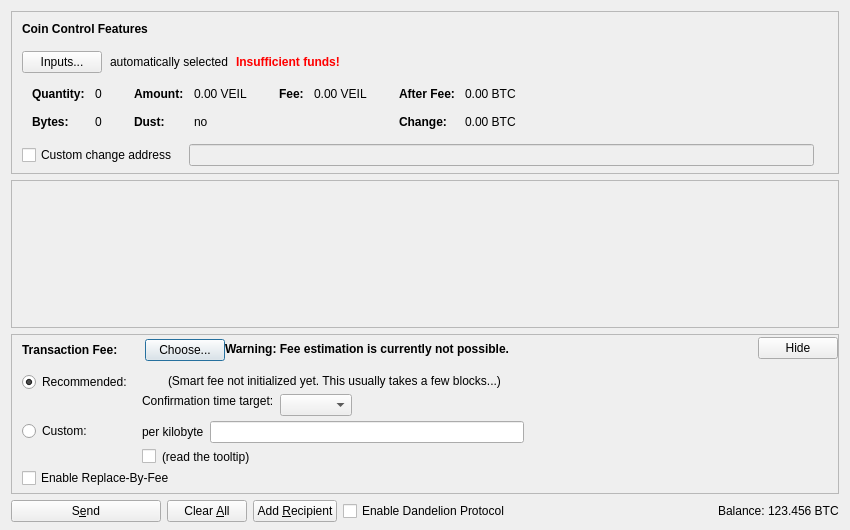
This is src/qt/forms/sendcoinsdialog.ui in Veil-Project/veil as Qt 5 draws it before an edit. The edited form follows.
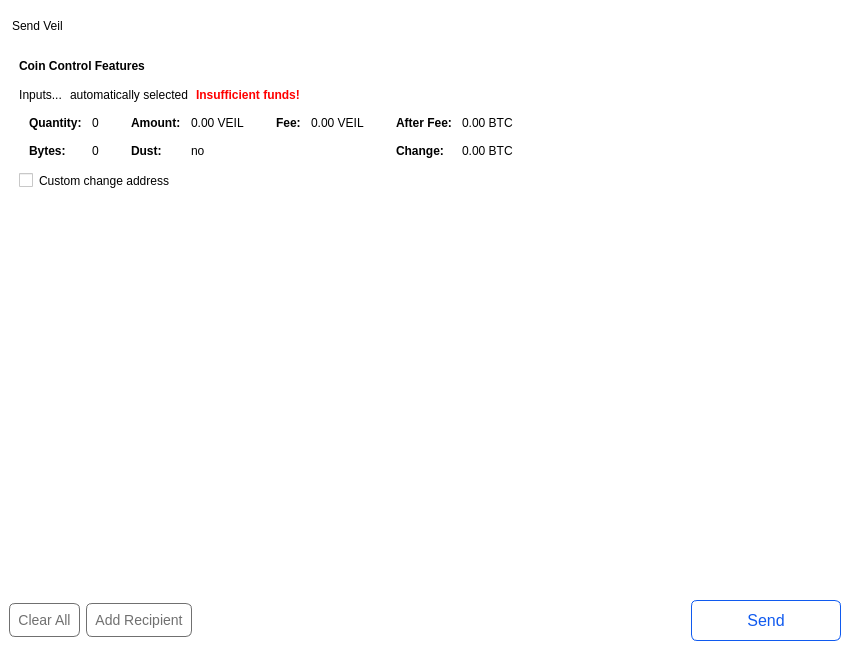
This is the edited form. Icons and pictures are not drawn. Custom widgets are drawn as their Qt base class.

What changed in the file:
```diff
--- a/src/qt/forms/sendcoinsdialog.ui
+++ b/src/qt/forms/sendcoinsdialog.ui
@@ -7,16 +7,74 @@
     <x>0</x>
     <y>0</y>
     <width>850</width>
-    <height>530</height>
+    <height>650</height>
    </rect>
   </property>
   <property name="windowTitle">
    <string>Send Coins</string>
   </property>
-  <layout class="QVBoxLayout" name="verticalLayout" stretch="0,1,0,0">
+  <property name="styleSheet">
+   <string notr="true">border:none;
+padding:0px;
+margin:0px;
+background-color:white;</string>
+  </property>
+  <layout class="QVBoxLayout" name="verticalLayout_3">
+   <property name="spacing">
+    <number>0</number>
+   </property>
+   <property name="leftMargin">
+    <number>0</number>
+   </property>
+   <property name="topMargin">
+    <number>0</number>
+   </property>
+   <property name="rightMargin">
+    <number>0</number>
+   </property>
    <property name="bottomMargin">
-    <number>8</number>
+    <number>0</number>
    </property>
+   <item>
+    <widget class="QFrame" name="frame">
+     <property name="styleSheet">
+      <string notr="true">background-color:white;
+border:none;</string>
+     </property>
+     <property name="frameShape">
+      <enum>QFrame::StyledPanel</enum>
+     </property>
+     <property name="frameShadow">
+      <enum>QFrame::Raised</enum>
+     </property>
+     <layout class="QVBoxLayout" name="verticalLayout" stretch="0,0,1,0">
+      <item>
+       <layout class="QHBoxLayout" name="horizontalLayout_4">
+        <item>
+         <widget class="QLabel" name="title">
+          <property name="styleSheet">
+           <string notr="true">padding:10 0 10 0;</string>
+          </property>
+          <property name="text">
+           <string>Send Veil </string>
+          </property>
+         </widget>
+        </item>
+        <item>
+         <spacer name="horizontalSpacer_3">
+          <property name="orientation">
+           <enum>Qt::Horizontal</enum>
+          </property>
+          <property name="sizeHint" stdset="0">
+           <size>
+            <width>40</width>
+            <height>20</height>
+           </size>
+          </property>
+         </spacer>
+        </item>
+       </layout>
+      </item>
    <item>
     <widget class="QFrame" name="frameCoinControl">
      <property name="sizePolicy">
@@ -579,6 +637,11 @@
    </item>
    <item>
     <widget class="QScrollArea" name="scrollArea">
+        <property name="styleSheet">
+         <string notr="true">border:none;
+padding:0px;
+margin:0px;</string>
+        </property>
      <property name="widgetResizable">
       <bool>true</bool>
      </property>
@@ -587,11 +650,11 @@
        <rect>
         <x>0</x>
         <y>0</y>
-        <width>830</width>
-        <height>68</height>
-       </rect>
-      </property>
-      <layout class="QVBoxLayout" name="verticalLayout_2" stretch="0,1">
+           <width>832</width>
+           <height>351</height>
+          </rect>
+         </property>
+         <layout class="QVBoxLayout" name="verticalLayout_2" stretch="0,0">
        <property name="leftMargin">
         <number>0</number>
        </property>
@@ -628,544 +691,8 @@
      </widget>
     </widget>
    </item>
-   <item>
-    <widget class="QFrame" name="frameFee">
-     <property name="sizePolicy">
-      <sizepolicy hsizetype="Expanding" vsizetype="Expanding">
-       <horstretch>0</horstretch>
-       <verstretch>0</verstretch>
-      </sizepolicy>
-     </property>
-     <property name="maximumSize">
-      <size>
-       <width>16777215</width>
-       <height>16777215</height>
-      </size>
-     </property>
-     <property name="frameShape">
-      <enum>QFrame::StyledPanel</enum>
-     </property>
-     <property name="frameShadow">
-      <enum>QFrame::Sunken</enum>
-     </property>
-     <layout class="QVBoxLayout" name="verticalLayoutFee1">
-      <property name="spacing">
-       <number>0</number>
-      </property>
-      <property name="leftMargin">
-       <number>0</number>
-      </property>
-      <property name="topMargin">
-       <number>0</number>
-      </property>
-      <property name="rightMargin">
-       <number>0</number>
-      </property>
-      <property name="bottomMargin">
-       <number>0</number>
-      </property>
-      <item>
-       <layout class="QVBoxLayout" name="verticalLayoutFee2" stretch="0,0,0">
-        <property name="spacing">
-         <number>0</number>
-        </property>
-        <property name="leftMargin">
-         <number>10</number>
-        </property>
-        <property name="topMargin">
-         <number>0</number>
-        </property>
-        <item>
-         <layout class="QHBoxLayout" name="horizontalLayoutFee1">
-          <property name="bottomMargin">
-           <number>0</number>
-          </property>
-          <item>
-           <layout class="QVBoxLayout" name="verticalLayoutFee7">
-            <property name="spacing">
-             <number>0</number>
-            </property>
-            <item>
-             <spacer name="verticalSpacerSmartFee">
-              <property name="orientation">
-               <enum>Qt::Vertical</enum>
-              </property>
-              <property name="sizeType">
-               <enum>QSizePolicy::Fixed</enum>
-              </property>
-              <property name="sizeHint" stdset="0">
-               <size>
-                <width>1</width>
-                <height>4</height>
-               </size>
-              </property>
-             </spacer>
-            </item>
-            <item>
-             <layout class="QHBoxLayout" name="horizontalLayoutSmartFee">
-              <property name="spacing">
-               <number>10</number>
-              </property>
-              <item>
-               <widget class="QLabel" name="labelFeeHeadline">
-                <property name="sizePolicy">
-                 <sizepolicy hsizetype="Preferred" vsizetype="Maximum">
-                  <horstretch>0</horstretch>
-                  <verstretch>0</verstretch>
-                 </sizepolicy>
-                </property>
-                <property name="font">
-                 <font>
-                  <weight>75</weight>
-                  <bold>true</bold>
-                 </font>
-                </property>
-                <property name="styleSheet">
-                 <string notr="true">font-weight:bold;</string>
-                </property>
-                <property name="text">
-                 <string>Transaction Fee:</string>
-                </property>
-               </widget>
-              </item>
-              <item>
-               <widget class="QLabel" name="labelFeeMinimized">
-                <property name="text">
-                 <string/>
-                </property>
-               </widget>
-              </item>
-              <item>
-               <widget class="QPushButton" name="buttonChooseFee">
-                <property name="text">
-                 <string>Choose...</string>
-                </property>
-               </widget>
-              </item>
-             </layout>
-            </item>
-            <item>
-             <spacer name="verticalSpacer_5">
-              <property name="orientation">
-               <enum>Qt::Vertical</enum>
-              </property>
-              <property name="sizeHint" stdset="0">
-               <size>
-                <width>1</width>
-                <height>1</height>
-               </size>
-              </property>
-             </spacer>
-            </item>
-           </layout>
-          </item>
-          <item>
-           <widget class="QLabel" name="fallbackFeeWarningLabel">
-            <property name="font">
-             <font>
-              <weight>75</weight>
-              <bold>true</bold>
-             </font>
-            </property>
-            <property name="toolTip">
-             <string>Using the fallbackfee can result in sending a transaction that will take several hours or days (or never) to confirm. Consider choosing your fee manually or wait until you have validated the complete chain.</string>
-            </property>
-            <property name="text">
-             <string>Warning: Fee estimation is currently not possible.</string>
-            </property>
-            <property name="wordWrap">
-             <bool>false</bool>
-            </property>
-           </widget>
-          </item>
-          <item>
-           <spacer name="horizontalSpacer_4">
-            <property name="orientation">
-             <enum>Qt::Horizontal</enum>
-            </property>
-            <property name="sizeType">
-             <enum>QSizePolicy::MinimumExpanding</enum>
-            </property>
-            <property name="sizeHint" stdset="0">
-             <size>
-              <width>40</width>
-              <height>20</height>
-             </size>
-            </property>
-           </spacer>
-          </item>
-          <item>
-           <widget class="QPushButton" name="buttonMinimizeFee">
-            <property name="toolTip">
-             <string>collapse fee-settings</string>
-            </property>
-            <property name="text">
-             <string>Hide</string>
-            </property>
-           </widget>
-          </item>
-         </layout>
-        </item>
-        <item>
-         <widget class="QFrame" name="frameFeeSelection">
-          <layout class="QVBoxLayout" name="verticalLayoutFee12">
-           <property name="spacing">
-            <number>0</number>
-           </property>
-           <property name="leftMargin">
-            <number>0</number>
-           </property>
-           <property name="topMargin">
-            <number>0</number>
-           </property>
-           <property name="rightMargin">
-            <number>0</number>
-           </property>
-           <property name="bottomMargin">
-            <number>0</number>
-           </property>
-           <item>
-            <layout class="QGridLayout" name="gridLayoutFee">
-             <property name="topMargin">
-              <number>10</number>
-             </property>
-             <property name="bottomMargin">
-              <number>4</number>
-             </property>
-             <property name="horizontalSpacing">
-              <number>10</number>
-             </property>
-             <property name="verticalSpacing">
-              <number>4</number>
-             </property>
-             <item row="1" column="1">
-              <layout class="QVBoxLayout" name="verticalLayoutFee8">
-               <property name="spacing">
-                <number>6</number>
-               </property>
-               <item>
-                <layout class="QHBoxLayout" name="horizontalLayoutFee13">
-                 <item>
-                  <widget class="QLabel" name="labelCustomPerKilobyte">
-                   <property name="toolTip">
-                    <string>Specify a custom fee per kB (1,000 bytes) of the transaction's virtual size.
-
-Note:  Since the fee is calculated on a per-byte basis, a fee of &quot;100 satoshis per kB&quot; for a transaction size of 500 bytes (half of 1 kB) would ultimately yield a fee of only 50 satoshis.</string>
-                   </property>
-                   <property name="text">
-                    <string>per kilobyte</string>
-                   </property>
-                  </widget>
-                 </item>
-                 <item>
-                  <widget class="BitcoinAmountField" name="customFee"/>
-                 </item>
-                 <item>
-                  <spacer name="horizontalSpacer_6">
-                   <property name="orientation">
-                    <enum>Qt::Horizontal</enum>
-                   </property>
-                   <property name="sizeHint" stdset="0">
-                    <size>
-                     <width>1</width>
-                     <height>1</height>
-                    </size>
-                   </property>
-                  </spacer>
-                 </item>
-                </layout>
-               </item>
-               <item>
-                <layout class="QHBoxLayout" name="horizontalLayoutFee8">
-                 <item>
-                  <widget class="QCheckBox" name="checkBoxMinimumFee">
-                   <property name="toolTip">
-                    <string>Paying only the minimum fee is just fine as long as there is less transaction volume than space in the blocks. But be aware that this can end up in a never confirming transaction once there is more demand for bitcoin transactions than the network can process.</string>
-                   </property>
-                   <property name="text">
-                    <string/>
-                   </property>
-                  </widget>
-                 </item>
-                 <item>
-                  <widget class="QLabel" name="labelMinFeeWarning">
-                   <property name="enabled">
-                    <bool>true</bool>
-                   </property>
-                   <property name="toolTip">
-                    <string>Paying only the minimum fee is just fine as long as there is less transaction volume than space in the blocks. But be aware that this can end up in a never confirming transaction once there is more demand for bitcoin transactions than the network can process.</string>
-                   </property>
-                   <property name="text">
-                    <string>(read the tooltip)</string>
-                   </property>
-                   <property name="margin">
-                    <number>5</number>
-                   </property>
-                  </widget>
-                 </item>
-                 <item>
-                  <spacer name="horizontalSpacer_2">
-                   <property name="orientation">
-                    <enum>Qt::Horizontal</enum>
-                   </property>
-                   <property name="sizeHint" stdset="0">
-                    <size>
-                     <width>1</width>
-                     <height>1</height>
-                    </size>
-                   </property>
-                  </spacer>
-                 </item>
-                </layout>
-               </item>
-              </layout>
-             </item>
-             <item row="0" column="0">
-              <layout class="QVBoxLayout" name="verticalLayoutFee4" stretch="0,1">
-               <item>
-                <widget class="QRadioButton" name="radioSmartFee">
-                 <property name="text">
-                  <string>Recommended:</string>
-                 </property>
-                 <property name="checked">
-                  <bool>true</bool>
-                 </property>
-                 <attribute name="buttonGroup">
-                  <string notr="true">groupFee</string>
-                 </attribute>
-                </widget>
-               </item>
-               <item>
-                <spacer name="verticalSpacer_2">
-                 <property name="orientation">
-                  <enum>Qt::Vertical</enum>
-                 </property>
-                 <property name="sizeHint" stdset="0">
-                  <size>
-                   <width>1</width>
-                   <height>1</height>
-                  </size>
-                 </property>
-                </spacer>
-               </item>
-              </layout>
-             </item>
-             <item row="1" column="0">
-              <layout class="QVBoxLayout" name="verticalLayoutFee9" stretch="0,1">
-               <item>
-                <widget class="QRadioButton" name="radioCustomFee">
-                 <property name="text">
-                  <string>Custom:</string>
-                 </property>
-                 <attribute name="buttonGroup">
-                  <string notr="true">groupFee</string>
-                 </attribute>
-                </widget>
-               </item>
-               <item>
-                <spacer name="verticalSpacer_6">
-                 <property name="orientation">
-                  <enum>Qt::Vertical</enum>
-                 </property>
-                 <property name="sizeHint" stdset="0">
-                  <size>
-                   <width>1</width>
-                   <height>1</height>
-                  </size>
-                 </property>
-                </spacer>
-               </item>
-              </layout>
-             </item>
-             <item row="0" column="1">
-              <layout class="QVBoxLayout" name="verticalLayoutFee3" stretch="0,0,1">
-               <property name="spacing">
-                <number>6</number>
-               </property>
-               <property name="topMargin">
-                <number>2</number>
-               </property>
-               <item>
-                <layout class="QHBoxLayout" name="horizontalLayoutFee12">
-                 <item>
-                  <widget class="QLabel" name="labelSmartFee">
-                   <property name="text">
-                    <string/>
-                   </property>
-                   <property name="margin">
-                    <number>2</number>
-                   </property>
-                  </widget>
-                 </item>
-                 <item>
-                  <widget class="QLabel" name="labelFeeEstimation">
-                   <property name="text">
-                    <string/>
-                   </property>
-                  </widget>
-                 </item>
-                 <item>
-                  <widget class="QLabel" name="labelSmartFee2">
-                   <property name="text">
-                    <string>(Smart fee not initialized yet. This usually takes a few blocks...)</string>
-                   </property>
-                   <property name="margin">
-                    <number>2</number>
-                   </property>
-                  </widget>
-                 </item>
-                 <item>
-                  <spacer name="horizontalSpacer_5">
-                   <property name="orientation">
-                    <enum>Qt::Horizontal</enum>
-                   </property>
-                   <property name="sizeHint" stdset="0">
-                    <size>
-                     <width>1</width>
-                     <height>1</height>
-                    </size>
-                   </property>
-                  </spacer>
-                 </item>
-                </layout>
-               </item>
-               <item>
-                <layout class="QHBoxLayout" name="horizontalLayoutFee9">
-                 <item>
-                  <layout class="QVBoxLayout" name="verticalLayoutFee6">
-                   <item>
-                    <widget class="QLabel" name="labelSmartFee3">
-                     <property name="text">
-                      <string>Confirmation time target:</string>
-                     </property>
-                     <property name="margin">
-                      <number>2</number>
-                     </property>
-                    </widget>
-                   </item>
-                   <item>
-                    <spacer name="verticalSpacer_3">
-                     <property name="orientation">
-                      <enum>Qt::Vertical</enum>
-                     </property>
-                     <property name="sizeHint" stdset="0">
-                      <size>
-                       <width>1</width>
-                       <height>1</height>
-                      </size>
-                     </property>
-                    </spacer>
-                   </item>
-                  </layout>
-                 </item>
-                 <item>
-                  <layout class="QVBoxLayout" name="verticalLayoutFee5">
-                   <property name="rightMargin">
-                    <number>30</number>
-                   </property>
-                   <item>
-                    <layout class="QHBoxLayout" name="horizontalLayoutConfTarget">
-                     <property name="bottomMargin">
-                      <number>0</number>
-                     </property>
-                     <item>
-                      <widget class="QComboBox" name="confTargetSelector"/>
-                     </item>
-                     <item>
-                      <spacer name="horizontalSpacerConfTarget">
-                       <property name="orientation">
-                        <enum>Qt::Horizontal</enum>
-                       </property>
-                       <property name="sizeHint" stdset="0">
-                        <size>
-                         <width>40</width>
-                         <height>20</height>
-                        </size>
-                       </property>
-                      </spacer>
-                     </item>
-                    </layout>
-                   </item>
-                  </layout>
-                 </item>
-                </layout>
-               </item>
-               <item>
-                <spacer name="verticalSpacer_4">
-                 <property name="orientation">
-                  <enum>Qt::Vertical</enum>
-                 </property>
-                 <property name="sizeHint" stdset="0">
-                  <size>
-                   <width>1</width>
-                   <height>1</height>
-                  </size>
-                 </property>
-                </spacer>
-               </item>
-              </layout>
-             </item>
-            </layout>
-           </item>
-           <item>
-            <widget class="QCheckBox" name="optInRBF">
-             <property name="toolTip">
-              <string>With Replace-By-Fee (BIP-125) you can increase a transaction's fee after it is sent. Without this, a higher fee may be recommended to compensate for increased transaction delay risk.</string>
-             </property>
-             <property name="text">
-              <string>Enable Replace-By-Fee</string>
-             </property>
-            </widget>
-           </item>
-          </layout>
-         </widget>
-        </item>
-        <item>
-         <spacer name="verticalSpacerFee">
-          <property name="orientation">
-           <enum>Qt::Vertical</enum>
-          </property>
-          <property name="sizeHint" stdset="0">
-           <size>
-            <width>40</width>
-            <height>5</height>
-           </size>
-          </property>
-         </spacer>
-        </item>
-       </layout>
-      </item>
-     </layout>
-    </widget>
-   </item>
    <item>
     <layout class="QHBoxLayout" name="horizontalLayout">
-     <item>
-      <widget class="QPushButton" name="sendButton">
-       <property name="minimumSize">
-        <size>
-         <width>150</width>
-         <height>0</height>
-        </size>
-       </property>
-       <property name="toolTip">
-        <string>Confirm the send action</string>
-       </property>
-       <property name="text">
-        <string>S&amp;end</string>
-       </property>
-       <property name="icon">
-        <iconset>
-         <normaloff>:/icons/send</normaloff>:/icons/send</iconset>
-       </property>
-       <property name="autoDefault">
-        <bool>false</bool>
-       </property>
-       <property name="default">
-        <bool>false</bool>
-       </property>
-      </widget>
-     </item>
      <item>
       <widget class="QPushButton" name="clearButton">
        <property name="sizePolicy">
@@ -1177,8 +704,37 @@
        <property name="toolTip">
         <string>Clear all fields of the form.</string>
        </property>
+          <property name="styleSheet">
+           <string notr="true">QPushButton {
+    border-radius: 6px;
+    border:  1px solid #707070;
+    background-color:#ffffff;
+    color: #707070;
+    font-size: 14px;
+    padding:8;
+    text-align:center !important;
+}
+
+QPushButton:checked {
+    border:  1px solid #105aef;
+    background-color:#105aef;
+    color: #FFFFFF;
+}
+
+QPushButton:hover {
+    border:  1px solid #bababa;
+    background-color:#bababa;
+    color: #FFFFFF;
+}
+
+QPushButton:unchecked {
+    border:  1px solid #707070;
+    background-color:#ffffff;
+    color: #707070;
+}</string>
+          </property>
        <property name="text">
-        <string>Clear &amp;All</string>
+           <string>Clear All</string>
        </property>
        <property name="icon">
         <iconset>
@@ -1194,8 +750,37 @@
        <property name="toolTip">
         <string>Send to multiple recipients at once</string>
        </property>
+          <property name="styleSheet">
+           <string notr="true">QPushButton {
+    border-radius: 6px;
+    border:  1px solid #707070;
+    background-color:#ffffff;
+    color: #707070;
+    font-size: 14px;
+    padding:8;
+    text-align:center !important;
+}
+
+QPushButton:checked {
+    border:  1px solid #105aef;
+    background-color:#105aef;
+    color: #FFFFFF;
+}
+
+QPushButton:hover {
+    border:  1px solid #bababa;
+    background-color:#bababa;
+    color: #FFFFFF;
+}
+
+QPushButton:unchecked {
+    border:  1px solid #707070;
+    background-color:#ffffff;
+    color: #707070;
+}</string>
+          </property>
        <property name="text">
-        <string>Add &amp;Recipient</string>
+           <string>Add Recipient</string>
        </property>
        <property name="icon">
         <iconset>
@@ -1206,13 +791,6 @@
        </property>
       </widget>
      </item>
-     <item>
-      <widget class="QCheckBox" name="optionDandelion">
-       <property name="text">
-        <string>Enable Dandelion Protocol</string>
-       </property>
-      </widget>
-     </item>
      <item>
       <spacer name="horizontalSpacer">
        <property name="orientation">
@@ -1227,45 +805,49 @@
       </spacer>
      </item>
      <item>
-      <layout class="QHBoxLayout" name="horizontalLayout_2">
-       <property name="spacing">
-        <number>3</number>
-       </property>
-       <item>
-        <widget class="QLabel" name="label">
-         <property name="sizePolicy">
-          <sizepolicy hsizetype="Preferred" vsizetype="Fixed">
-           <horstretch>0</horstretch>
-           <verstretch>0</verstretch>
-          </sizepolicy>
-         </property>
-         <property name="text">
-          <string>Balance:</string>
-         </property>
-        </widget>
-       </item>
-       <item>
-        <widget class="QLabel" name="labelBalance">
-         <property name="sizePolicy">
-          <sizepolicy hsizetype="Preferred" vsizetype="Fixed">
-           <horstretch>0</horstretch>
-           <verstretch>0</verstretch>
-          </sizepolicy>
-         </property>
-         <property name="cursor">
-          <cursorShape>IBeamCursor</cursorShape>
-         </property>
+         <widget class="QPushButton" name="sendButton">
+          <property name="minimumSize">
+           <size>
+            <width>150</width>
+            <height>0</height>
+           </size>
+          </property>
+          <property name="focusPolicy">
+           <enum>Qt::NoFocus</enum>
+          </property>
+          <property name="toolTip">
+           <string>Confirm the send action</string>
+          </property>
+          <property name="styleSheet">
+           <string notr="true">#sendButton {
+    border-radius: 6px;
+    border:  1px solid #105aef;
+    color: #105aef;
+    font-size: 16px;
+    padding:10 50 10 50;
+}
+
+#sendButton:hover {
+    color: #FFFFFF;
+    background-color:#4070d3;
+    border:  1px solid #4070d3;
+}</string>
+          </property>
          <property name="text">
-          <string notr="true">123.456 BTC</string>
-         </property>
-         <property name="textInteractionFlags">
-          <set>Qt::LinksAccessibleByMouse|Qt::TextSelectableByKeyboard|Qt::TextSelectableByMouse</set>
-         </property>
+           <string>Send</string>
+          </property>
+          <property name="autoDefault">
+           <bool>false</bool>
+          </property>
+          <property name="default">
+           <bool>false</bool>
+          </property>
         </widget>
        </item>
       </layout>
      </item>
     </layout>
+    </widget>
    </item>
   </layout>
  </widget>
@@ -1275,12 +857,6 @@
    <extends>QLineEdit</extends>
    <header>qt/qvalidatedlineedit.h</header>
   </customwidget>
-  <customwidget>
-   <class>BitcoinAmountField</class>
-   <extends>QLineEdit</extends>
-   <header>qt/bitcoinamountfield.h</header>
-   <container>1</container>
-  </customwidget>
  </customwidgets>
  <resources>
   <include location="../bitcoin.qrc"/>
```
Left out of the diff: 8 changed lines with no effect on the pictures. Lines whose indentation alone changed are shown as unchanged.
